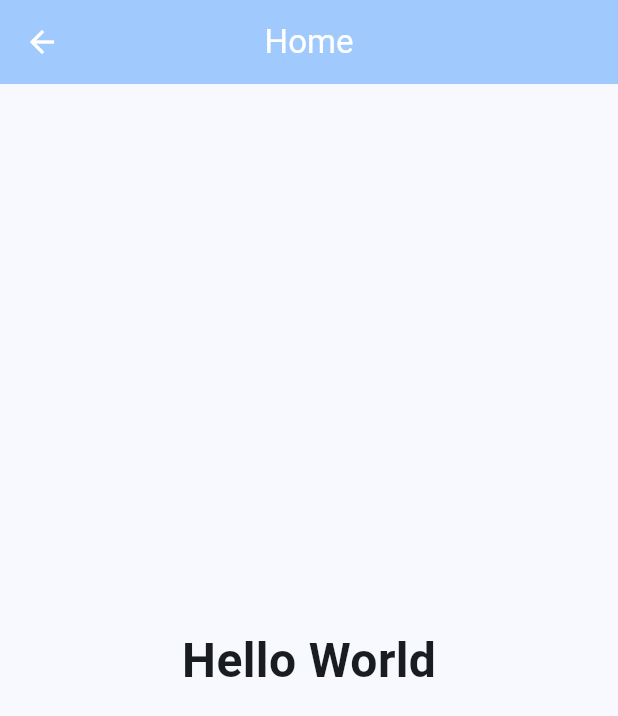
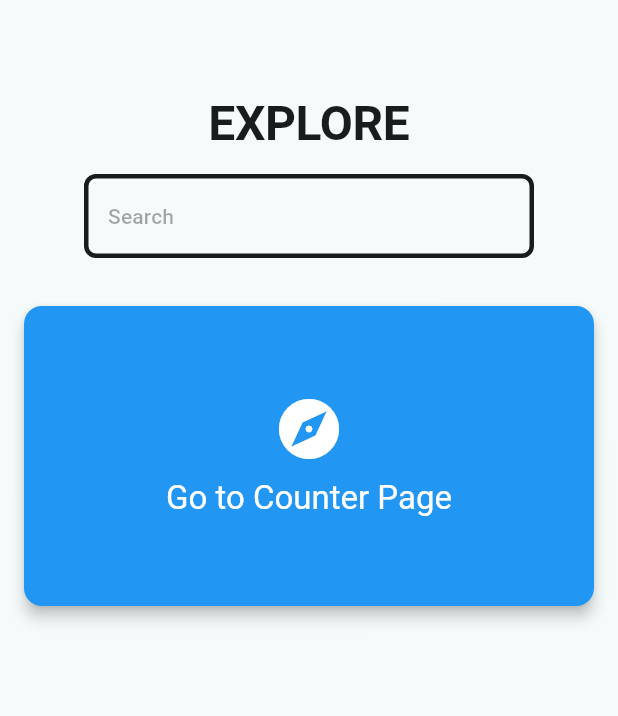
Before and after one commit to EliotAmn/Epitech-AREA, a Flutter app: the HomePage widget shown alone on an empty page, opened directly, on a phone screen of 412 x 824 dp. Shown: the top 716 px of the screen. Run offline on Flutter 3.47's test engine with Material 3 defaults, Android fonts, the phone set to English and light mode, and no system bars.

Commit message:
FEAT: add exploring page and edit the current layout

```diff
--- /dev/null
+++ b/mobile/lib/component/card/card_button.dart
@@ -0,0 +1,54 @@
+import 'package:flutter/material.dart';
+
+class CardButton extends StatelessWidget {
+  final String label;
+  final IconData icon;
+  final VoidCallback onTap;
+  final double height;
+  final double elevation;
+  final Color color;
+  final Color? textColor;
+
+  const CardButton({
+    super.key,
+    required this.label,
+    required this.icon,
+    required this.onTap,
+    required this.color,
+    this.textColor,
+    this.height = 200,
+    this.elevation = 4,
+  });
+
+  @override
+  Widget build(BuildContext context) {
+    return Card(
+      elevation: elevation,
+      margin: const EdgeInsets.all(16),
+      shape: RoundedRectangleBorder(
+        borderRadius: BorderRadius.circular(12),
+      ),
+      color: color,
+      child: InkWell(
+        onTap: onTap,
+        borderRadius: BorderRadius.circular(12),
+        child: Container(
+          width: double.infinity,
+          height: height,
+          padding: const EdgeInsets.all(16),
+          child: Column(
+            mainAxisAlignment: MainAxisAlignment.center,
+            children: [
+              Icon(icon, size: 48, color: textColor),
+              const SizedBox(height: 8),
+              Text(
+                label,
+                style: Theme.of(context).textTheme.titleLarge?.copyWith(color: textColor),
+              ),
+            ],
+          ),
+        ),
+      ),
+    );
+  }
+}
--- a/mobile/lib/main.dart
+++ b/mobile/lib/main.dart
@@ -1,4 +1,5 @@
 import 'package:flutter/material.dart';
+import 'package:flutter/services.dart';
 import 'pages/home_page.dart';
 import 'pages/counter_page.dart';
 import 'pages/login_page.dart';
@@ -31,11 +32,11 @@ class MainNavigation extends StatefulWidget {
 
 class _MainNavigationState extends State<MainNavigation> {
   int _selectedIndex = 0;
+  bool _isLogined = false;
 
   final List<Widget> _pages = [
     const HomePage(),
     const CounterPage(),
-    const LoginPage(),
   ];
 
   void _onItemTapped(int index) {
@@ -44,11 +45,23 @@ class _MainNavigationState extends State<MainNavigation> {
     });
   }
 
+  Widget getCurrentPage() {
+    if (!_isLogined) {
+      return LoginPage(onLoginSuccess: _onLoginSuccess);
+    }
+    return _pages[_selectedIndex];
+  }
+
   @override
   Widget build(BuildContext context) {
     return Scaffold(
-      body: _pages[_selectedIndex],
-      bottomNavigationBar: BottomNavigationBar(
+      appBar: AppBar(
+        title: Text('AREA',
+          style: Theme.of(context).textTheme.displayLarge,
+        ),
+      ),
+      body: getCurrentPage(),
+      bottomNavigationBar: _isLogined ? BottomNavigationBar(
         items: const [
           BottomNavigationBarItem(
             icon: Icon(Icons.home),
@@ -58,14 +71,16 @@ class _MainNavigationState extends State<MainNavigation> {
             icon: Icon(Icons.plus_one),
             label: 'Counter',
           ),
-          BottomNavigationBarItem(
-            icon: Icon(Icons.login),
-            label: 'Login',
-          ),
         ],
         currentIndex: _selectedIndex,
         onTap: _onItemTapped,
-      ),
+      ) : null,
     );
   }
+
+  void _onLoginSuccess() {
+    setState(() {
+      _isLogined = true;
+    });
+  }
 }
--- a/mobile/lib/pages/home_page.dart
+++ b/mobile/lib/pages/home_page.dart
@@ -1,21 +1,41 @@
 import 'package:flutter/material.dart';
+import '../component/input/input_decorations.dart';
+import '../component/card/card_button.dart';
+
 
 class HomePage extends StatelessWidget {
   const HomePage({super.key});
 
   @override
   Widget build(BuildContext context) {
-    return Scaffold(
-      appBar: AppBar(
-        backgroundColor: Theme.of(context).colorScheme.inversePrimary,
-        title: const Text('Home'),
-      ),
-      body: const Center(
-        child: Text(
-          'Hello World',
-          style: TextStyle(fontSize: 32, fontWeight: FontWeight.bold),
-        ),
-      ),
-    );
+    return Center(
+        child: Column(
+          mainAxisAlignment: MainAxisAlignment.start,
+          children: [
+            SizedBox(height: (Theme.of(context).textTheme.bodyLarge?.fontSize ?? 16) * 4),
+            Text('EXPLORE',
+              style: Theme.of(context).textTheme.displayLarge,
+              ),
+            SizedBox(height: Theme.of(context).textTheme.bodyLarge?.fontSize ?? 16),
+            SizedBox(
+              width: 300,
+              child: TextField(
+                decoration: AppInputDecorations.primary(context, 'Search'),
+                textInputAction: TextInputAction.search,
+              ),
+            ),
+            SizedBox(height: Theme.of(context).textTheme.bodyLarge?.fontSize ?? 16),
+            CardButton(
+              label: 'Go to Counter Page',
+              icon: Icons.explore,
+              onTap: () {
+                Navigator.of(context).pushNamed('/counter');
+              },
+              color: Colors.blue,
+              textColor: Colors.white,
+            ),
+          ],
+        )
+      );
   }
 }
--- a/mobile/lib/pages/login_page.dart
+++ b/mobile/lib/pages/login_page.dart
@@ -1,10 +1,12 @@
+
 import 'package:flutter/material.dart';
 import 'package:flutter/services.dart';
 import 'signup_page.dart';
 import '../component/input/input_decorations.dart';
 
 class LoginPage extends StatelessWidget {
-  const LoginPage({super.key});
+  final VoidCallback onLoginSuccess;
+  const LoginPage({super.key, required this.onLoginSuccess});
 
 
 
@@ -41,6 +43,7 @@ class LoginPage extends StatelessWidget {
             ElevatedButton(
               onPressed: () {
                 // Handle login logic here
+                onLoginSuccess.call();
                 Navigator.of(context).pop();
               },
               style: ElevatedButton.styleFrom(
@@ -84,15 +87,7 @@ class LoginPage extends StatelessWidget {
   Widget build(BuildContext context) {
     return Scaffold(
       // extendBodyBehindAppBar: true,
-      appBar: AppBar(
-        backgroundColor: Colors.transparent,
-        elevation: 0.0,
-        scrolledUnderElevation: 0.0,
-        systemOverlayStyle: SystemUiOverlayStyle.light,
-        title: Text('AREA',
-          style: Theme.of(context).textTheme.displayLarge,
-        ),
-      ),
+
       body: Center(
         child: Column(
           mainAxisAlignment: MainAxisAlignment.center,
--- a/mobile/lib/themes.dart
+++ b/mobile/lib/themes.dart
@@ -6,12 +6,12 @@ class AppThemes {
     useMaterial3: true,
     brightness: Brightness.light,
     colorScheme: ColorScheme.fromSeed(
-      seedColor: Colors.blue,
+      seedColor: const Color.fromARGB(255, 255, 255, 255),
       brightness: Brightness.light,
     ),
     appBarTheme: const AppBarTheme(
       centerTitle: true,
-      backgroundColor: Colors.blue,
+      backgroundColor: Colors.transparent,
       foregroundColor: Colors.white,
     ),
     textTheme: const TextTheme(
@@ -25,12 +25,12 @@ class AppThemes {
     useMaterial3: true,
     brightness: Brightness.dark,
     colorScheme: ColorScheme.fromSeed(
-      seedColor: Colors.blue,
+      seedColor: const Color.fromARGB(255, 0, 0, 0),
       brightness: Brightness.dark,
     ),
     appBarTheme: const AppBarTheme(
       centerTitle: true,
-      backgroundColor: Colors.black,
+      backgroundColor: Colors.transparent,
       foregroundColor: Colors.white,
     ),
     textTheme: const TextTheme(
```
